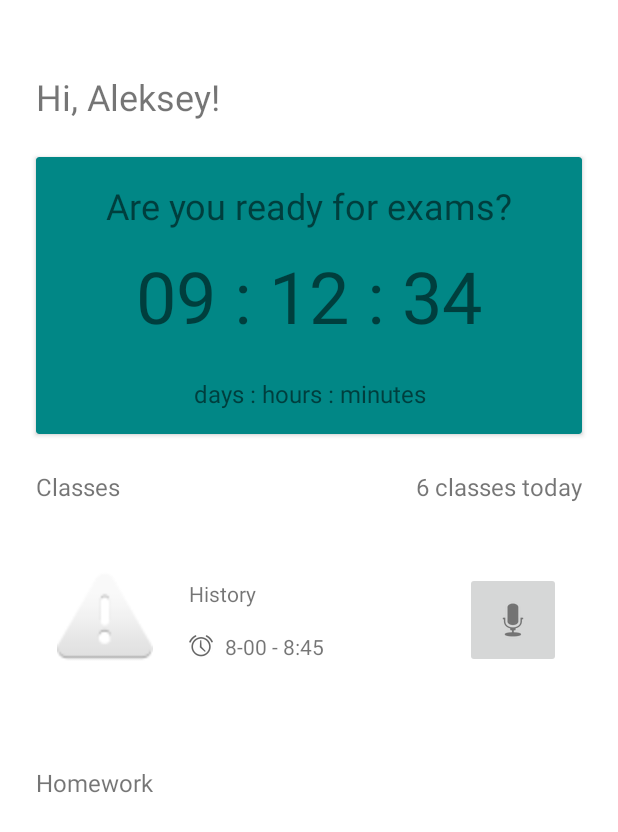
After one commit to udav2alex/MyTimetable, an Android app: the layout fragment_home.xml on its own in the app's theme, with its tools: preview values and no code run, on a phone screen of 412 x 824 dp. The commit adds this screen. Shown: the top 832 px of the screen. Run offline under Robolectric (Android 15) with nearby library versions, the phone set to English and light mode, and no system bars.

Commit message:
feat: timer for Exam

```diff
--- /dev/null
+++ b/app/src/main/java/ru/gressor/mytimetable/entities/Exam.kt
@@ -0,0 +1,6 @@
+package ru.gressor.mytimetable.entities
+
+data class Exam(
+    val name: String,
+    val dateInMillis: Long
+)
--- /dev/null
+++ b/app/src/main/res/layout/fragment_home.xml
@@ -0,0 +1,124 @@
+<?xml version="1.0" encoding="utf-8"?>
+<androidx.constraintlayout.widget.ConstraintLayout xmlns:android="http://schemas.android.com/apk/res/android"
+    xmlns:app="http://schemas.android.com/apk/res-auto"
+    xmlns:tools="http://schemas.android.com/tools"
+    android:layout_width="match_parent"
+    android:layout_height="match_parent">
+
+    <TextView
+        android:id="@+id/greetings_text_view"
+        android:layout_width="wrap_content"
+        android:layout_height="wrap_content"
+        android:layout_marginStart="@dimen/gap_big"
+        android:layout_marginTop="48dp"
+        android:text="@string/hi_user"
+        android:textSize="24sp"
+        app:layout_constraintStart_toStartOf="parent"
+        app:layout_constraintTop_toTopOf="parent" />
+
+    <androidx.cardview.widget.CardView
+        android:layout_width="match_parent"
+        android:layout_height="0dp"
+        android:layout_margin="@dimen/gap_big"
+        android:elevation="8dp"
+        app:cardBackgroundColor="?colorSecondaryVariant"
+        app:layout_constraintBottom_toTopOf="@id/first_block_bottom_guideline"
+        app:layout_constraintEnd_toEndOf="parent"
+        app:layout_constraintStart_toStartOf="parent"
+        app:layout_constraintTop_toBottomOf="@id/greetings_text_view">
+
+        <TextView
+            android:id="@+id/text_card_view"
+            android:layout_width="match_parent"
+            android:layout_height="wrap_content"
+            android:layout_marginTop="16dp"
+            android:gravity="center"
+            android:text="@string/are_you_ready_for_exams"
+            android:textSize="24sp" />
+
+        <TextView
+            android:id="@+id/timer_text_view"
+            android:layout_width="match_parent"
+            android:layout_height="wrap_content"
+            android:layout_gravity="center"
+            android:gravity="center"
+            android:textSize="48sp"
+            tools:text="09 : 12 : 34" />
+
+        <TextView
+            android:id="@+id/captions_card_view"
+            android:layout_width="match_parent"
+            android:layout_height="wrap_content"
+            android:layout_gravity="bottom"
+            android:layout_marginTop="8dp"
+            android:layout_marginBottom="16dp"
+            android:gravity="center"
+            android:text="@string/days_hours_minutes"
+            android:textSize="16sp" />
+
+    </androidx.cardview.widget.CardView>
+
+    <androidx.constraintlayout.widget.Guideline
+        android:id="@+id/first_block_bottom_guideline"
+        android:layout_width="match_parent"
+        android:layout_height="0dp"
+        android:orientation="horizontal"
+        app:layout_constraintGuide_percent="0.38" />
+
+    <TextView
+        android:id="@+id/classes_caption"
+        android:layout_width="wrap_content"
+        android:layout_height="wrap_content"
+        android:layout_marginStart="@dimen/gap_big"
+        android:text="@string/classes"
+        android:textSize="16sp"
+        app:layout_constraintStart_toStartOf="parent"
+        app:layout_constraintTop_toTopOf="@id/first_block_bottom_guideline" />
+
+    <TextView
+        android:id="@+id/classes_counter"
+        android:layout_width="wrap_content"
+        android:layout_height="wrap_content"
+        android:layout_marginEnd="@dimen/gap_big"
+        android:textSize="16sp"
+        app:layout_constraintEnd_toEndOf="parent"
+        app:layout_constraintTop_toTopOf="@id/first_block_bottom_guideline"
+        tools:text="6 classes today" />
+
+    <androidx.recyclerview.widget.RecyclerView
+        android:id="@+id/classes_recycler"
+        android:layout_width="match_parent"
+        android:layout_height="0dp"
+        android:layout_marginTop="8dp"
+        android:layout_marginBottom="@dimen/gap_big"
+        tools:listitem="@layout/item_classes"
+        app:layout_constraintBottom_toTopOf="@id/second_block_bottom_guideline"
+        app:layout_constraintTop_toBottomOf="@id/classes_caption" />
+
+    <androidx.constraintlayout.widget.Guideline
+        android:id="@+id/second_block_bottom_guideline"
+        android:layout_width="match_parent"
+        android:layout_height="0dp"
+        android:orientation="horizontal"
+        app:layout_constraintGuide_percent="0.62" />
+
+    <TextView
+        android:id="@+id/homework_caption"
+        android:layout_width="wrap_content"
+        android:layout_height="wrap_content"
+        android:layout_marginStart="@dimen/gap_big"
+        android:text="@string/homework"
+        android:textSize="16sp"
+        app:layout_constraintStart_toStartOf="parent"
+        app:layout_constraintTop_toTopOf="@id/second_block_bottom_guideline" />
+
+    <androidx.recyclerview.widget.RecyclerView
+        android:id="@+id/homework_recycler"
+        android:layout_width="match_parent"
+        android:layout_height="0dp"
+        android:layout_marginTop="8dp"
+        android:layout_marginBottom="@dimen/gap_big"
+        app:layout_constraintBottom_toBottomOf="parent"
+        app:layout_constraintTop_toBottomOf="@id/homework_caption" />
+
+</androidx.constraintlayout.widget.ConstraintLayout>
--- /dev/null
+++ b/app/src/main/res/layout/item_classes.xml
@@ -0,0 +1,57 @@
+<?xml version="1.0" encoding="utf-8"?>
+<androidx.constraintlayout.widget.ConstraintLayout xmlns:android="http://schemas.android.com/apk/res/android"
+    xmlns:app="http://schemas.android.com/apk/res-auto"
+    xmlns:tools="http://schemas.android.com/tools"
+    android:layout_width="match_parent"
+    android:layout_height="match_parent"
+    tools:layout_height="140dp">
+
+    <ImageView
+        android:id="@+id/class_image_view"
+        android:layout_width="0dp"
+        android:layout_height="0dp"
+        android:layout_margin="38dp"
+        android:contentDescription="@string/class_image"
+        app:layout_constraintBottom_toBottomOf="parent"
+        app:layout_constraintDimensionRatio="1:1"
+        app:layout_constraintStart_toStartOf="parent"
+        app:layout_constraintTop_toTopOf="parent"
+        tools:src="@android:drawable/ic_dialog_alert" />
+
+    <TextView
+        android:id="@+id/class_caption"
+        android:layout_width="wrap_content"
+        android:layout_height="wrap_content"
+        android:layout_marginStart="@dimen/gap_big"
+        app:layout_constraintBottom_toTopOf="@+id/class_timepiece"
+        app:layout_constraintStart_toEndOf="@id/class_image_view"
+        app:layout_constraintTop_toTopOf="parent"
+        app:layout_constraintVertical_chainStyle="packed"
+        tools:text="History" />
+
+    <TextView
+        android:id="@+id/class_timepiece"
+        android:layout_width="wrap_content"
+        android:layout_height="wrap_content"
+        android:drawablePadding="8dp"
+        android:layout_marginTop="@dimen/gap_standard"
+        android:layout_marginStart="@dimen/gap_big"
+        app:drawableStartCompat="@android:drawable/ic_lock_idle_alarm"
+        app:layout_constraintBottom_toBottomOf="parent"
+        app:layout_constraintStart_toEndOf="@id/class_image_view"
+        app:layout_constraintTop_toBottomOf="@+id/class_caption"
+        tools:text="8-00 - 8:45" />
+
+    <ImageButton
+        android:id="@+id/call_button"
+        android:layout_width="0dp"
+        android:layout_height="0dp"
+        android:layout_margin="38dp"
+        android:contentDescription="@string/class_image"
+        app:layout_constraintBottom_toBottomOf="parent"
+        app:layout_constraintDimensionRatio="1:1"
+        app:layout_constraintEnd_toEndOf="parent"
+        app:layout_constraintTop_toTopOf="parent"
+        tools:src="@android:drawable/ic_btn_speak_now" />
+
+</androidx.constraintlayout.widget.ConstraintLayout>
--- /dev/null
+++ b/app/src/main/res/values/dimens.xml
@@ -0,0 +1,6 @@
+<?xml version="1.0" encoding="utf-8"?>
+<resources>
+    <dimen name="gap_standard">16dp</dimen>
+    <dimen name="gap_big">24dp</dimen>
+    <dimen name="tabs_text_size">24sp</dimen>
+</resources>
--- a/app/src/main/res/values/strings.xml
+++ b/app/src/main/res/values/strings.xml
@@ -1,3 +1,10 @@
 <resources>
     <string name="app_name">My Timetable</string>
+    <string name="home">Home</string>
+    <string name="classes">Classes</string>
+    <string name="hi_user">Hi, Aleksey!</string>
+    <string name="are_you_ready_for_exams">Are you ready for exams?</string>
+    <string name="days_hours_minutes">days : hours : minutes</string>
+    <string name="homework">Homework</string>
+    <string name="class_image">Class image</string>
 </resources>
--- a/app/src/main/res/values/themes.xml
+++ b/app/src/main/res/values/themes.xml
@@ -1,6 +1,6 @@
 <resources xmlns:tools="http://schemas.android.com/tools">
     <!-- Base application theme. -->
-    <style name="Theme.MyTimetable" parent="Theme.MaterialComponents.DayNight.DarkActionBar">
+    <style name="Theme.MyTimetable" parent="Theme.MaterialComponents.DayNight.NoActionBar">
         <!-- Primary brand color. -->
         <item name="colorPrimary">@color/purple_500</item>
         <item name="colorPrimaryVariant">@color/purple_700</item>
--- a/build.gradle
+++ b/build.gradle
@@ -18,7 +18,6 @@ allprojects {
     repositories {
         google()
         mavenCentral()
-        jcenter() // Warning: this repository is going to shut down soon
     }
 }
 
```
Also changed, not shown: app/build.gradle (+12 -1 lines), app/src/main/java/ru/gressor/mytimetable/MainActivity.kt (+8 -1 lines), app/src/main/java/ru/gressor/mytimetable/interactors/ExamInteractor.kt (added, +25 -0 lines), app/src/main/java/ru/gressor/mytimetable/repositories/ExamsRepository.kt (added, +7 -0 lines), app/src/main/java/ru/gressor/mytimetable/repositories/ExamsRepositoryStub.kt (added, +12 -0 lines), app/src/main/java/ru/gressor/mytimetable/ui/BaseFragment.kt (added, +25 -0 lines), app/src/main/java/ru/gressor/mytimetable/ui/HomeFragment.kt (added, +39 -0 lines), app/src/main/java/ru/gressor/mytimetable/vm/HomeViewModel.kt (added, +17 -0 lines), app/src/main/java/ru/gressor/mytimetable/vm/HomeViewModelFactory.kt (added, +17 -0 lines), app/src/main/res/layout/activity_main.xml (+32 -4 lines), app/src/main/res/layout/item_homework.xml (added, +10 -0 lines).
